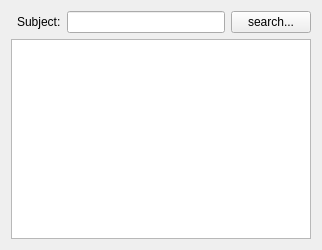
First picture: the form in items/WebContentSelectorItem.ui, repository enricoros/fotowall, before the edit.
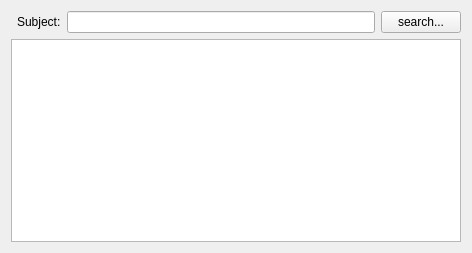
Second picture: the form after the edit.

Patch:
```diff
--- a/items/WebContentSelectorItem.ui
+++ b/items/WebContentSelectorItem.ui
@@ -6,8 +6,8 @@
    <rect>
     <x>0</x>
     <y>0</y>
-    <width>308</width>
-    <height>240</height>
+    <width>468</width>
+    <height>253</height>
    </rect>
   </property>
   <property name="windowTitle">
@@ -25,7 +25,7 @@
     <widget class="QListWidget" name="listWidget">
      <property name="minimumSize">
       <size>
-       <width>300</width>
+       <width>450</width>
        <height>200</height>
       </size>
      </property>
@@ -46,15 +46,18 @@
      </property>
      <property name="iconSize">
       <size>
-       <width>48</width>
-       <height>48</height>
+       <width>100</width>
+       <height>75</height>
       </size>
      </property>
      <property name="verticalScrollMode">
       <enum>QAbstractItemView::ScrollPerPixel</enum>
      </property>
-     <property name="resizeMode">
-      <enum>QListView::Adjust</enum>
+     <property name="gridSize">
+      <size>
+       <width>105</width>
+       <height>80</height>
+      </size>
      </property>
      <property name="viewMode">
       <enum>QListView::IconMode</enum>
```
Left out of the diff: 2 changed lines with no effect on the pictures.
